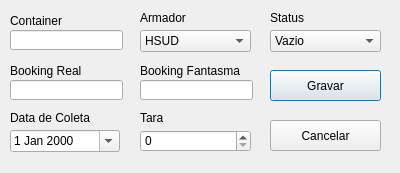
First picture: the form in GUI/EditarCNTR/EditarCNTR.ui, repository Aniroth/WM-Lages, before the edit.
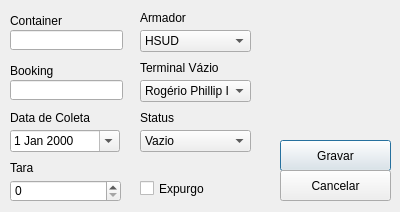
Second picture: the form after the edit.

The edit to the form file:
```diff
--- a/GUI/EditarCNTR/EditarCNTR.ui
+++ b/GUI/EditarCNTR/EditarCNTR.ui
@@ -7,7 +7,7 @@
     <x>0</x>
     <y>0</y>
     <width>400</width>
-    <height>173</height>
+    <height>212</height>
    </rect>
   </property>
   <property name="windowTitle">
@@ -94,8 +94,8 @@
   <widget class="QLabel" name="LBL_Tara">
    <property name="geometry">
     <rect>
-     <x>140</x>
-     <y>110</y>
+     <x>10</x>
+     <y>160</y>
      <width>111</width>
      <height>16</height>
     </rect>
@@ -127,19 +127,6 @@
     <string>Container</string>
    </property>
   </widget>
-  <widget class="QLabel" name="LBL_BKfantasma">
-   <property name="geometry">
-    <rect>
-     <x>140</x>
-     <y>60</y>
-     <width>111</width>
-     <height>21</height>
-    </rect>
-   </property>
-   <property name="text">
-    <string>Booking Fantasma</string>
-   </property>
-  </widget>
   <widget class="QDateEdit" name="DATE_Coleta">
    <property name="geometry">
     <rect>
@@ -156,8 +143,8 @@
   <widget class="QSpinBox" name="SBX_Tara">
    <property name="geometry">
     <rect>
-     <x>140</x>
-     <y>130</y>
+     <x>10</x>
+     <y>180</y>
      <width>111</width>
      <height>22</height>
     </rect>
@@ -176,20 +163,10 @@
     </rect>
    </property>
    <property name="text">
-    <string>Booking Real</string>
+    <string>Booking</string>
    </property>
   </widget>
-  <widget class="QLineEdit" name="TXB_BKFantasma">
-   <property name="geometry">
-    <rect>
-     <x>140</x>
-     <y>80</y>
-     <width>113</width>
-     <height>20</height>
-    </rect>
-   </property>
-  </widget>
-  <widget class="QLineEdit" name="TXB_BKReal">
+  <widget class="QLineEdit" name="TXB_Booking">
    <property name="geometry">
     <rect>
      <x>10</x>
@@ -215,8 +192,8 @@
   <widget class="QPushButton" name="PBT_Gravar">
    <property name="geometry">
     <rect>
-     <x>270</x>
-     <y>70</y>
+     <x>280</x>
+     <y>140</y>
      <width>111</width>
      <height>31</height>
     </rect>
@@ -228,8 +205,8 @@
   <widget class="QPushButton" name="PBT_Cancelar">
    <property name="geometry">
     <rect>
-     <x>270</x>
-     <y>120</y>
+     <x>280</x>
+     <y>170</y>
      <width>111</width>
      <height>31</height>
     </rect>
@@ -241,8 +218,8 @@
   <widget class="QComboBox" name="CBX_Status">
    <property name="geometry">
     <rect>
-     <x>270</x>
-     <y>30</y>
+     <x>140</x>
+     <y>130</y>
      <width>111</width>
      <height>22</height>
     </rect>
@@ -281,8 +258,8 @@
   <widget class="QLabel" name="LBL_Status">
    <property name="geometry">
     <rect>
-     <x>270</x>
-     <y>10</y>
+     <x>140</x>
+     <y>110</y>
      <width>111</width>
      <height>16</height>
     </rect>
@@ -291,6 +268,62 @@
     <string>Status</string>
    </property>
   </widget>
+  <widget class="QComboBox" name="CBX_Armador_2">
+   <property name="geometry">
+    <rect>
+     <x>140</x>
+     <y>80</y>
+     <width>111</width>
+     <height>22</height>
+    </rect>
+   </property>
+   <item>
+    <property name="text">
+     <string>Rogério Phillip ITJ</string>
+    </property>
+   </item>
+   <item>
+    <property name="text">
+     <string>Rogério Phillip NVT</string>
+    </property>
+   </item>
+   <item>
+    <property name="text">
+     <string>ATM</string>
+    </property>
+   </item>
+   <item>
+    <property name="text">
+     <string>Conlog</string>
+    </property>
+   </item>
+  </widget>
+  <widget class="QLabel" name="LBL_TerminalVazio">
+   <property name="geometry">
+    <rect>
+     <x>140</x>
+     <y>60</y>
+     <width>111</width>
+     <height>16</height>
+    </rect>
+   </property>
+   <property name="text">
+    <string>Terminal Vázio</string>
+   </property>
+  </widget>
+  <widget class="QCheckBox" name="CHB_Expurgo">
+   <property name="geometry">
+    <rect>
+     <x>140</x>
+     <y>180</y>
+     <width>111</width>
+     <height>17</height>
+    </rect>
+   </property>
+   <property name="text">
+    <string>Expurgo</string>
+   </property>
+  </widget>
  </widget>
  <tabstops>
   <tabstop>TXB_Unidade</tabstop>
```
Left out of the diff: 5 changed lines with no effect on the pictures.
